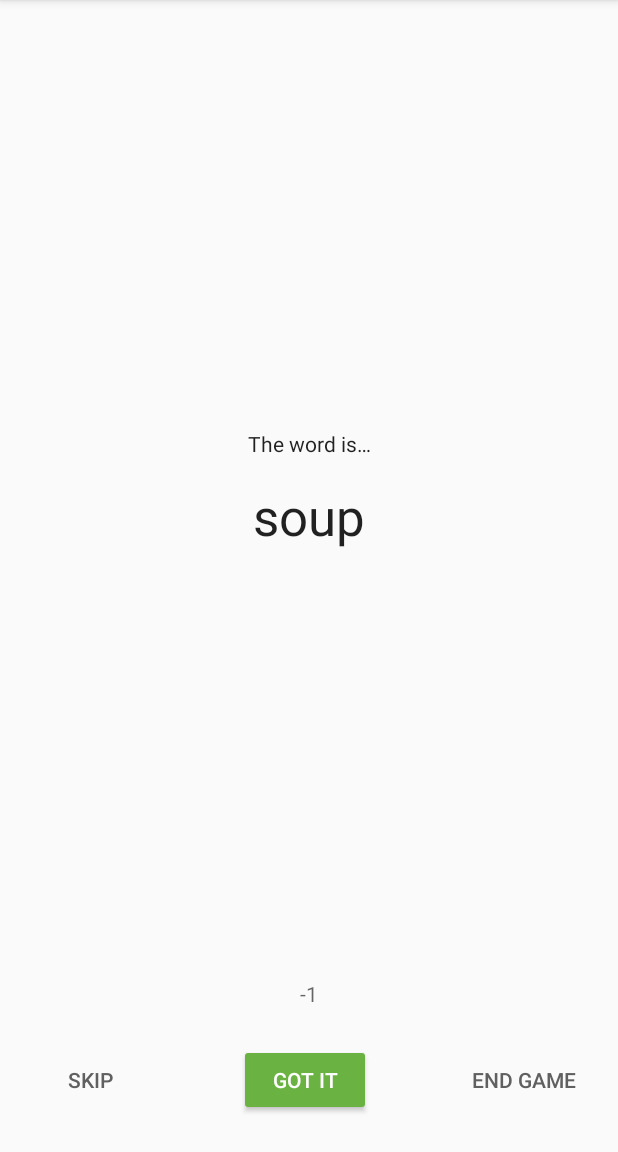
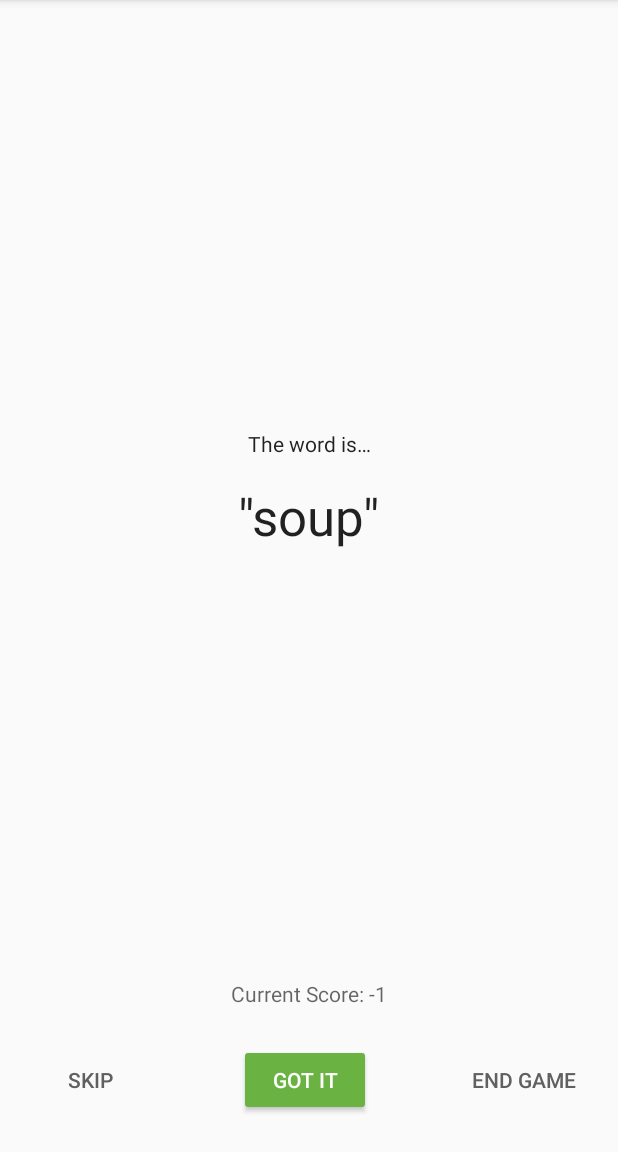
Before and after one commit to NCBarrett/GuessTheWord, an Android app: the GameFragment screen opened through its navigation route, after a tap on "SKIP", on a phone screen of 412 x 824 dp, the part 84-1236 px from its top. Run offline under Robolectric (Android 15) with nearby library versions, the phone set to English and light mode, and no system bars; our stand-ins replace data binding.

```diff
--- a/app/src/main/java/com/example/android/guesstheword/screens/game/GameFragment.kt
+++ b/app/src/main/java/com/example/android/guesstheword/screens/game/GameFragment.kt
@@ -52,55 +52,19 @@ class GameFragment : Fragment() {
 
         Log.i("GameFragment", "Called ViewModelProvider.get")
         viewModel = ViewModelProvider(this).get(GameViewModel::class.java)
+        // Set the viewmodel for databinding - this allows the bound layout access
+        // to all the data in the ViewModel
+        binding.gameViewModel = viewModel
+        // Specify the fragment view as the lifecycle owner of the binding.
+        // This is used so that the binding can observe LiveData updates
+        binding.lifecycleOwner = viewLifecycleOwner
 
         viewModel.eventGameFinish.observe(viewLifecycleOwner, Observer<Boolean> { hasFinished ->
             if (hasFinished) gameFinished()
         })
 
-        /** Setting up LiveData observation relationship **/
-        viewModel.score.observe(viewLifecycleOwner, Observer { newScore ->
-            binding.scoreText.text = newScore.toString()
-        })
-
-        /** Setting up LiveData observation relationship **/
-        viewModel.word.observe(viewLifecycleOwner, Observer { newWord ->
-            binding.wordText.text = newWord
-        })
-
-        binding.correctButton.setOnClickListener { onCorrect() }
-        binding.skipButton.setOnClickListener { onSkip() }
-        binding.endGameButton.setOnClickListener { onEndGame() }
-/**        updateScoreText()
-        updateWordText()*/
         return binding.root
 
-    }
-
-    /** Methods for buttons presses **/
-    private fun onSkip() {
-        /** score--
-        nextWord()*/
-        viewModel.onSkip()
-/**        updateWordText()
-        updateScoreText()*/
-    }
-    private fun onCorrect() {
-        /** score++
-        nextWord()*/
-        viewModel.onCorrect()
-/**        updateWordText()
-        updateScoreText()*/
-    }
-
-    /** Methods for updating the UI **/
-/**    private fun updateWordText() {
-        binding.wordText.text = viewModel.word.value
-    }
-    private fun updateScoreText() {
-        binding.scoreText.text = viewModel.score.value.toString()
-    }*/
-    private fun onEndGame() {
-        gameFinished()
     }
 
     /**
--- a/app/src/main/res/layout/game_fragment.xml
+++ b/app/src/main/res/layout/game_fragment.xml
@@ -17,6 +17,12 @@
 <layout xmlns:android="http://schemas.android.com/apk/res/android"
     xmlns:app="http://schemas.android.com/apk/res-auto"
     xmlns:tools="http://schemas.android.com/tools">
+
+    <data>
+        <variable
+            name="gameViewModel"
+            type="com.example.android.guesstheword.screens.game.GameViewModel" />
+    </data>
 
     <androidx.constraintlayout.widget.ConstraintLayout
         android:id="@+id/game_layout"
@@ -47,6 +53,7 @@
             android:layout_height="wrap_content"
             android:animateLayoutChanges="true"
             android:fontFamily="sans-serif"
+            android:text="@{@string/quote_format(gameViewModel.word)}"
             android:textAppearance="@style/TextAppearance.AppCompat.Headline"
             android:textColor="@color/black_text_color"
             android:textSize="34sp"
@@ -85,6 +92,7 @@
             android:textColor="@color/grey_text_color"
             android:textSize="14sp"
             android:textStyle="normal"
+            android:text="@{@string/score_format(gameViewModel.score)}"
             app:layout_constraintBottom_toTopOf="@+id/guideline"
             app:layout_constraintEnd_toEndOf="parent"
             app:layout_constraintStart_toStartOf="parent"
@@ -97,6 +105,7 @@
             android:layout_marginStart="16dp"
             android:text="@string/skip"
             android:theme="@style/SkipButton"
+            android:onClick="@{() -> gameViewModel.onSkip()}"
             app:layout_constraintBottom_toBottomOf="parent"
             app:layout_constraintHorizontal_chainStyle="spread_inside"
             app:layout_constraintStart_toStartOf="parent"
@@ -117,6 +126,7 @@
             android:layout_marginEnd="8dp"
             android:text="@string/got_it"
             android:theme="@style/GoButton"
+            android:onClick="@{() -> gameViewModel.onCorrect()}"
             app:layout_constraintBottom_toBottomOf="parent"
             app:layout_constraintEnd_toStartOf="@+id/end_game_button"
             app:layout_constraintStart_toEndOf="@+id/skip_button"
@@ -129,6 +139,7 @@
             android:layout_marginEnd="16dp"
             android:text="@string/end_game"
             android:theme="@style/SkipButton"
+            android:onClick="@{() -> gameViewModel.onGameFinish()}"
             app:layout_constraintBottom_toBottomOf="parent"
             app:layout_constraintEnd_toEndOf="parent"
             app:layout_constraintTop_toTopOf="@+id/guideline" />
--- a/app/src/main/res/values/strings.xml
+++ b/app/src/main/res/values/strings.xml
@@ -25,4 +25,6 @@
     <string name="got_it">Got it</string>
     <string name="end_game">End game</string>
     <string name="word_is">The word is…</string>
+    <string name="quote_format">\"%s\"</string>
+    <string name="score_format">Current Score: %d</string>
 </resources>
```
Also changed, not shown: app/src/main/java/com/example/android/guesstheword/screens/score/ScoreFragment.kt (+5 -5 lines), app/src/main/res/layout/score_fragment.xml (+8 -0 lines).
